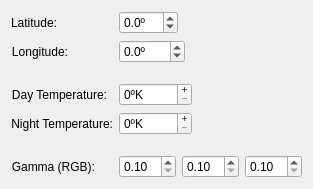
Before: the Qt Designer form applet/redshift.ui in simgunz/redshift-plasmoid, drawn with Qt 5.
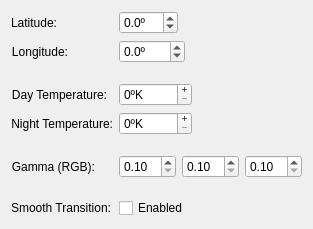
After: the same form once the commit is applied.

Commit message: Add smooth transition (even among activities)

```diff
--- a/applet/redshift.ui
+++ b/applet/redshift.ui
@@ -7,7 +7,7 @@
     <x>0</x>
     <y>0</y>
     <width>304</width>
-    <height>178</height>
+    <height>213</height>
    </rect>
   </property>
   <property name="windowTitle">
@@ -242,6 +242,45 @@
      </item>
     </layout>
    </item>
+   <item row="10" column="1">
+    <spacer name="verticalSpacer_4">
+     <property name="orientation">
+      <enum>Qt::Vertical</enum>
+     </property>
+     <property name="sizeType">
+      <enum>QSizePolicy::Fixed</enum>
+     </property>
+     <property name="sizeHint" stdset="0">
+      <size>
+       <width>20</width>
+       <height>8</height>
+      </size>
+     </property>
+    </spacer>
+   </item>
+   <item row="11" column="0">
+    <widget class="QLabel" name="lbGamma_2">
+     <property name="toolTip">
+      <string>Additional gamma correction (default is 1:1:1)</string>
+     </property>
+     <property name="text">
+      <string>Smooth Transition:</string>
+     </property>
+     <property name="alignment">
+      <set>Qt::AlignRight|Qt::AlignTrailing|Qt::AlignVCenter</set>
+     </property>
+    </widget>
+   </item>
+   <item row="11" column="1">
+    <widget class="QCheckBox" name="kcfg_smooth">
+     <property name="toolTip">
+      <string>Check this if you want smooth transitions</string>
+     </property>
+     <property name="text">
+      <string>Enabled</string>
+     </property>
+    </widget>
+   </item>
   </layout>
  </widget>
  <resources/>
```
The commit also changes 3 other files.
